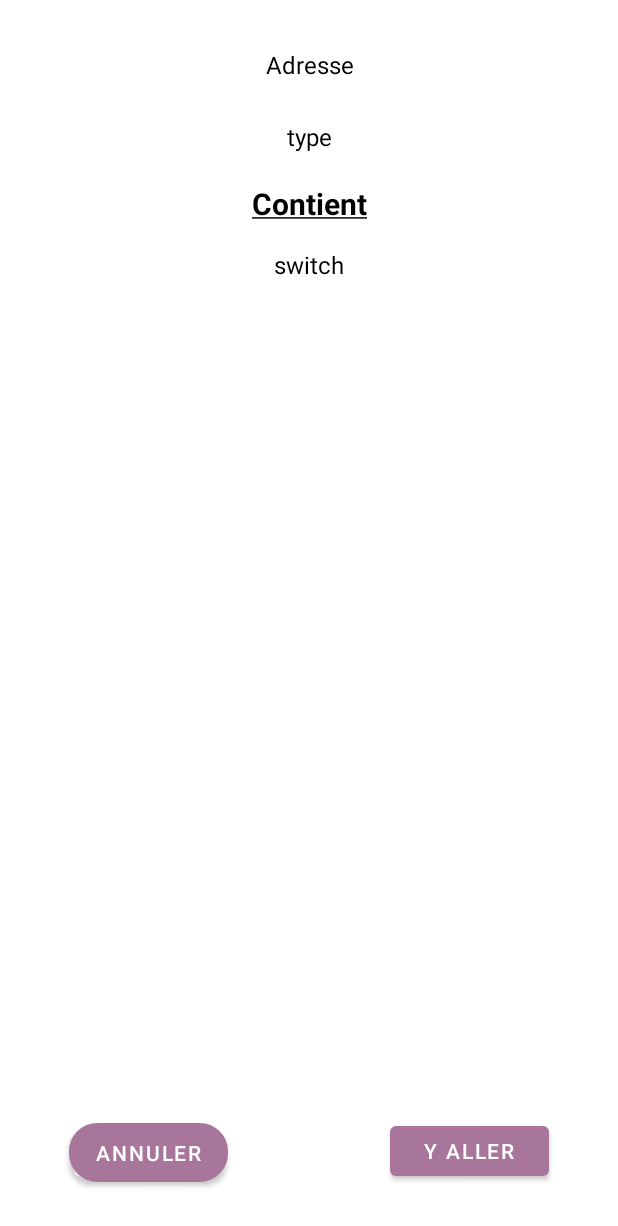
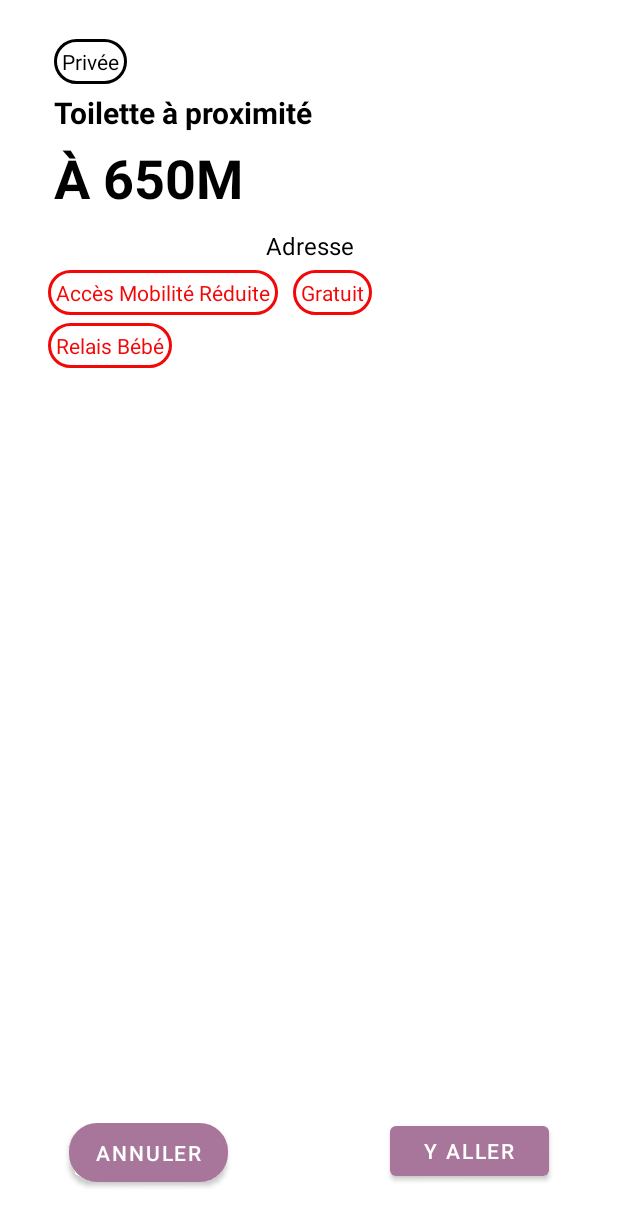
Before and after one commit to IUT-Orsay-LP-PRISM/WC-Checker-App, an Android app: the layout popup.xml on its own in the app's theme, with its tools: preview values and no code run, on a phone screen of 412 x 824 dp. Shown: the top 1226 px of the screen. Run offline under Robolectric (Android 15) with nearby library versions, the phone set to English and light mode, and no system bars.

Commit message:
ajout distance && style PopUp

```diff
--- /dev/null
+++ b/app/src/main/res/drawable/back.xml
@@ -0,0 +1,16 @@
+<?xml version="1.0" encoding="utf-8"?>
+<shape xmlns:android="http://schemas.android.com/apk/res/android"
+    android:shape="rectangle">
+
+    <!-- View background color -->
+    <solid android:color="@android:color/transparent"></solid>
+
+    <!-- View border color and width -->
+    <stroke
+        android:width="2dp"
+        android:color="#000000"></stroke>
+
+    <!-- The radius makes the corners rounded -->
+    <corners android:radius="20dp"></corners>
+
+</shape>
--- /dev/null
+++ b/app/src/main/res/drawable/back_red.xml
@@ -0,0 +1,16 @@
+<?xml version="1.0" encoding="utf-8"?>
+<shape xmlns:android="http://schemas.android.com/apk/res/android"
+    android:shape="rectangle">
+
+    <!-- View background color -->
+    <solid android:color="@android:color/transparent"></solid>
+
+    <!-- View border color and width -->
+    <stroke
+        android:width="2dp"
+        android:color="#F30707"></stroke>
+
+    <!-- The radius makes the corners rounded -->
+    <corners android:radius="20dp"></corners>
+
+</shape>
--- a/app/src/main/res/layout/popup.xml
+++ b/app/src/main/res/layout/popup.xml
@@ -6,11 +6,11 @@
     android:orientation="vertical">
 
     <androidx.constraintlayout.widget.ConstraintLayout
+        android:id="@+id/linearLayout2"
         android:layout_width="fill_parent"
         android:layout_height="fill_parent"
         android:background="@drawable/rounded_corner"
-            android:gravity="center"
-            android:id="@+id/linearLayout2">
+        android:gravity="center">
 
         <Button
             android:id="@+id/messageButton"
@@ -40,57 +40,96 @@
             android:id="@+id/txtV_adress"
             android:layout_width="match_parent"
             android:layout_height="wrap_content"
+            android:layout_marginStart="16dp"
+            android:layout_marginTop="10dp"
+            android:layout_marginEnd="16dp"
             android:gravity="center_horizontal"
-            android:padding="16dp"
+            android:padding="0dp"
             android:text="Adresse"
             android:textColor="@color/black"
             android:textSize="16sp"
             app:layout_constraintEnd_toEndOf="parent"
             app:layout_constraintHorizontal_bias="0.0"
             app:layout_constraintStart_toStartOf="parent"
+            app:layout_constraintTop_toBottomOf="@+id/id_distance" />
+
+        <TextView
+            android:id="@+id/id_title"
+            android:layout_width="wrap_content"
+            android:layout_height="wrap_content"
+            android:layout_marginStart="20dp"
+            android:layout_marginTop="5dp"
+            android:text="Toilette à proximité"
+            android:textColor="#000000"
+            android:textSize="20sp"
+            android:textStyle="bold"
+            app:layout_constraintStart_toStartOf="parent"
+            app:layout_constraintTop_toBottomOf="@+id/id_badge_type" />
+
+        <TextView
+            android:id="@+id/id_distance"
+            android:layout_width="wrap_content"
+            android:layout_height="wrap_content"
+            android:layout_marginStart="20dp"
+            android:layout_marginTop="5dp"
+            android:text="À 650M"
+            android:textColor="#000000"
+            android:textSize="36sp"
+            android:textStyle="bold"
+            app:layout_constraintStart_toStartOf="parent"
+            app:layout_constraintTop_toBottomOf="@+id/id_title" />
+
+        <TextView
+            android:id="@+id/id_badge_type"
+            android:layout_width="wrap_content"
+            android:layout_height="wrap_content"
+            android:layout_marginStart="20dp"
+            android:layout_marginTop="10dp"
+            android:background="@drawable/back"
+            android:padding="5dp"
+            android:text="Privée"
+            android:textColor="#000000"
+            app:layout_constraintStart_toStartOf="parent"
             app:layout_constraintTop_toTopOf="parent" />
 
         <TextView
-            android:id="@+id/txtV_switch"
-            android:layout_width="match_parent"
+            android:id="@+id/id_badges_AMR"
+            android:layout_width="wrap_content"
             android:layout_height="wrap_content"
-            android:gravity="center_horizontal"
-            android:padding="16dp"
-            android:text="switch"
-            android:textColor="@color/black"
-            android:textSize="16sp"
-            app:layout_constraintEnd_toEndOf="parent"
-            app:layout_constraintHorizontal_bias="0.0"
-            app:layout_constraintStart_toStartOf="parent"
-            app:layout_constraintTop_toBottomOf="@+id/textView" />
-
-        <TextView
-            android:id="@+id/txtV_type"
-            android:layout_width="match_parent"
-            android:layout_height="wrap_content"
-            android:layout_marginTop="10dp"
-            android:gravity="center_horizontal"
-            android:padding="0dp"
-            android:text="type"
-            android:textAlignment="center"
-            android:textColor="@color/black"
-            android:textSize="16sp"
-            app:layout_constraintEnd_toEndOf="parent"
-            app:layout_constraintHorizontal_bias="0.0"
+            android:layout_marginStart="16dp"
+            android:layout_marginTop="5dp"
+            android:background="@drawable/back_red"
+            android:padding="5dp"
+            android:text="Accès Mobilité Réduite"
+            android:textColor="#F30707"
             app:layout_constraintStart_toStartOf="parent"
             app:layout_constraintTop_toBottomOf="@+id/txtV_adress" />
 
         <TextView
-            android:id="@+id/textView"
+            android:id="@+id/id_badges_BEBE"
             android:layout_width="wrap_content"
             android:layout_height="wrap_content"
-            android:layout_marginTop="20dp"
-            android:text="@string/Title_contient"
-            android:textColor="@color/black"
-            android:textSize="20sp"
-            android:textStyle="bold"
-            app:layout_constraintEnd_toEndOf="parent"
+            android:layout_marginStart="16dp"
+            android:layout_marginTop="5dp"
+            android:background="@drawable/back_red"
+            android:padding="5dp"
+            android:text="Relais Bébé"
+            android:textColor="#F30707"
             app:layout_constraintStart_toStartOf="parent"
-            app:layout_constraintTop_toBottomOf="@+id/txtV_type" />
+            app:layout_constraintTop_toBottomOf="@+id/id_badges_AMR" />
+
+        <TextView
+            android:id="@+id/id_badges_FREE"
+            android:layout_width="wrap_content"
+            android:layout_height="wrap_content"
+            android:layout_marginStart="10dp"
+            android:layout_marginTop="5dp"
+            android:background="@drawable/back_red"
+            android:padding="5dp"
+            android:text="Gratuit"
+            android:textColor="#F30707"
+            app:layout_constraintStart_toEndOf="@+id/id_badges_AMR"
+            app:layout_constraintTop_toBottomOf="@+id/txtV_adress" />
+
     </androidx.constraintlayout.widget.ConstraintLayout>
 </LinearLayout>
--- a/app/src/main/res/values/colors.xml
+++ b/app/src/main/res/values/colors.xml
@@ -11,4 +11,5 @@
     <color name="main_pink_darker">#7A5771</color>
     <color name="white">#FFFFFF</color>
     <color name="black">#000000</color>
+    <color name="green">#1BB50E</color>
 </resources>
```
Also changed, not shown: app/src/main/java/fr/lpprism/Main/API/EntityAPI.java (+8 -12 lines), app/src/main/java/fr/lpprism/Main/Map/OpenMap.java (+72 -9 lines), app/src/main/java/fr/lpprism/Main/Map/PopUpFormAdd.java (+14 -11 lines), app/src/main/java/fr/lpprism/Main/Map/PopUpView.java (+27 -5 lines), app/src/main/res/drawable/back_green.xml (added, +16 -0 lines), app/src/main/res/drawable/currentpos.png. Lines whose indentation alone changed are shown as unchanged.
